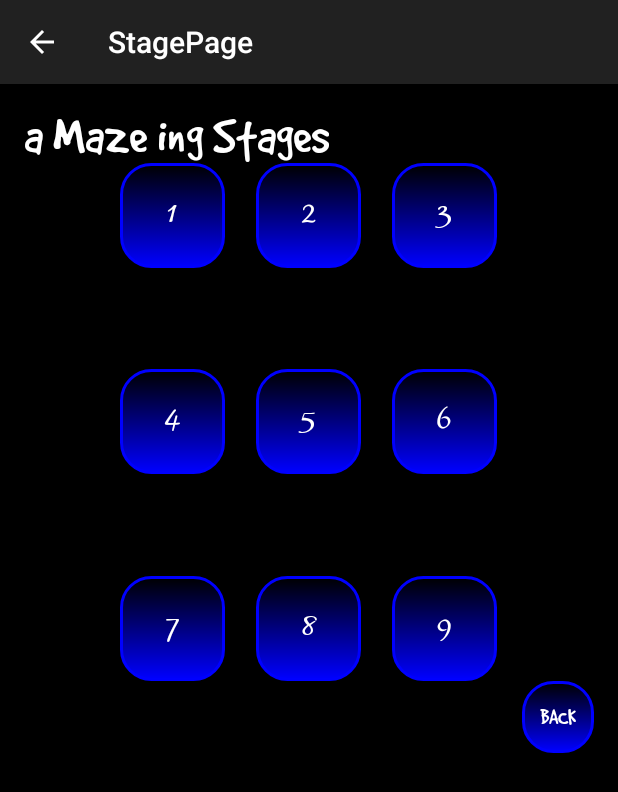
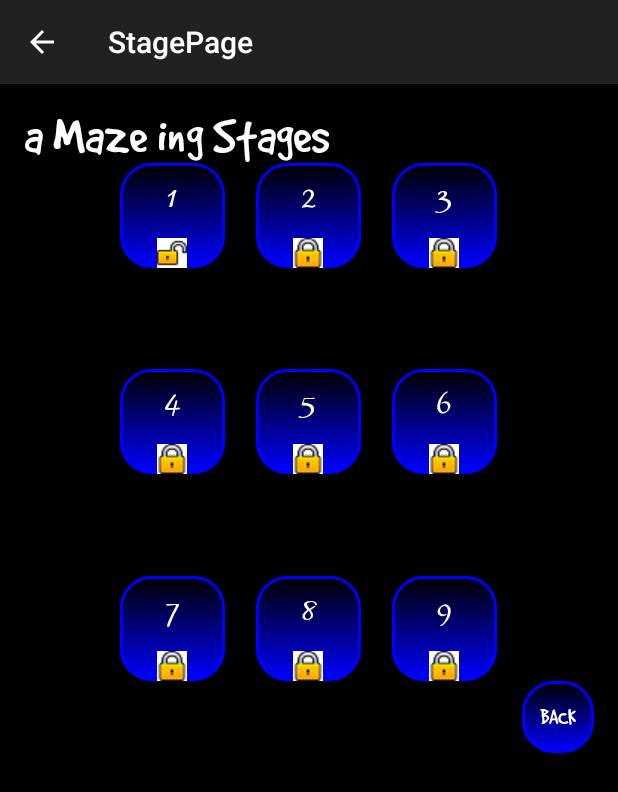
Before and after one commit to kimberlybagares/A-maze-ing, an Android app: the StagePage screen opened directly, with no data from a screen before it, on a phone screen of 412 x 824 dp. Shown: the top 792 px of the screen. Run offline under Robolectric (Android 15) with nearby library versions, the phone set to English and light mode, and no system bars.

Commit message:
unlock and lock buttons

```diff
--- a/src/main/res/layout/activity_stage_page.xml
+++ b/src/main/res/layout/activity_stage_page.xml
@@ -37,6 +37,7 @@
             android:textSize="20sp"
             android:textColor="#FFFFFF"
             android:id="@+id/one"
+			android:drawableBottom="@drawable/unlock"
             android:onClick="stageOne"
             android:background="@drawable/selectcolor"
             />
@@ -48,6 +49,7 @@
             android:textSize="20sp"
             android:textColor="#FFFFFF"
             android:id="@+id/two"
+			android:drawableBottom="@drawable/lock"
             android:layout_gravity="center_horizontal|top"
             android:background="@drawable/blue"/>
 
@@ -58,6 +60,7 @@
             android:textSize="20sp"
             android:textColor="#FFFFFF"
             android:id="@+id/three"
+			android:drawableBottom="@drawable/lock"
             android:layout_gravity="right|top"
             android:background="@drawable/blue"/>
 
@@ -68,6 +71,7 @@
             android:textSize="20sp"
             android:textColor="#FFFFFF"
             android:id="@+id/four"
+			android:drawableBottom="@drawable/lock"
             android:layout_gravity="left|center_vertical"
             android:background="@drawable/blue"/>
 
@@ -78,6 +82,7 @@
             android:textSize="20sp"
             android:textColor="#FFFFFF"
             android:id="@+id/five"
+			android:drawableBottom="@drawable/lock"
             android:layout_gravity="center"
             android:background="@drawable/blue"/>
 
@@ -88,6 +93,7 @@
             android:textSize="20sp"
             android:textColor="#FFFFFF"
             android:id="@+id/six"
+			android:drawableBottom="@drawable/lock"
             android:layout_gravity="right|center_vertical"
             android:background="@drawable/blue"/>
 
@@ -98,6 +104,7 @@
             android:textSize="20sp"
             android:textColor="#FFFFFF"
             android:id="@+id/seven"
+			android:drawableBottom="@drawable/lock"
             android:layout_gravity="left|bottom"
             android:background="@drawable/blue"/>
 
@@ -108,6 +115,7 @@
             android:textSize="20sp"
             android:textColor="#FFFFFF"
             android:id="@+id/eight"
+			android:drawableBottom="@drawable/lock"
             android:layout_gravity="center_horizontal|bottom"
             android:background="@drawable/blue"/>
 
@@ -118,6 +126,7 @@
             android:textSize="20sp"
             android:textColor="#FFFFFF"
             android:id="@+id/nine"
+			android:drawableBottom="@drawable/lock"
             android:layout_gravity="right|bottom"
             android:background="@drawable/blue"/>
 
```
Also changed, not shown: src/main/res/drawable/lock.png (added), src/main/res/drawable/unlock.png (added).
